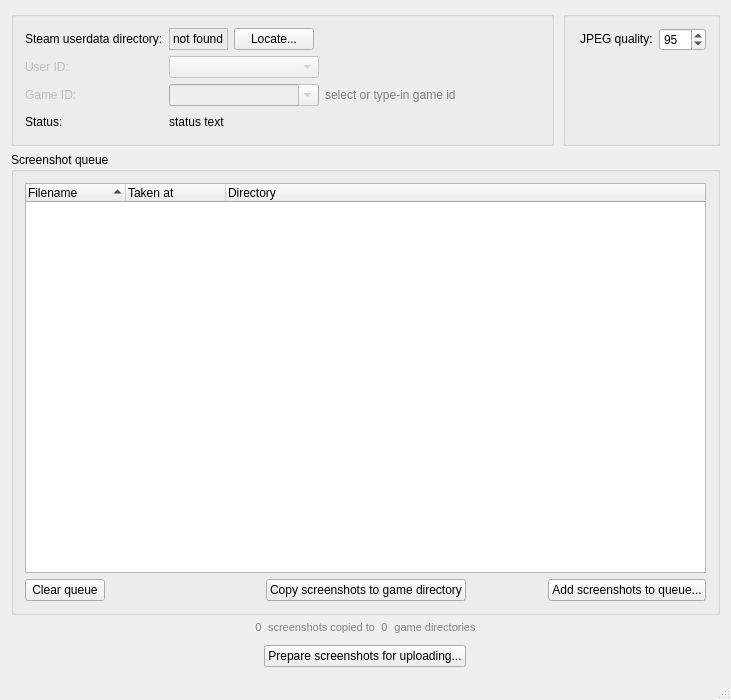
First picture: the form in mainwindow.ui, repository awthwathje/SteaScree, before the edit.
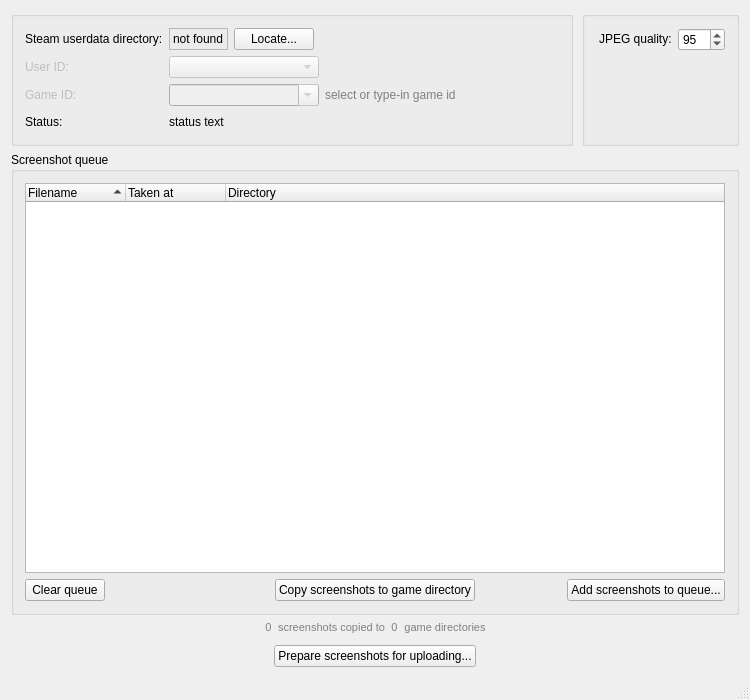
Second picture: the form after the edit. Custom widgets are drawn as their Qt base class.

Commit message: Increased minimum window width a little so guiding game id combobox text shows completely in Ubuntu.

The edit to the form file:
```diff
--- a/mainwindow.ui
+++ b/mainwindow.ui
@@ -6,13 +6,13 @@
    <rect>
     <x>0</x>
     <y>0</y>
-    <width>731</width>
+    <width>750</width>
     <height>700</height>
    </rect>
   </property>
   <property name="minimumSize">
    <size>
-    <width>700</width>
+    <width>750</width>
     <height>450</height>
    </size>
   </property>
```
